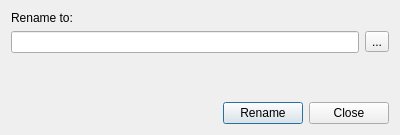
Old version of the form dialogrename.ui in the repository KoalaBR/spotlight.
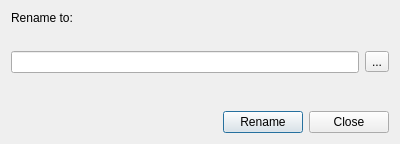
New version of the form.

Commit message: Reverse image search, Linux version. Resolving the result url not yet implemented

```diff
--- a/dialogrename.ui
+++ b/dialogrename.ui
@@ -7,7 +7,7 @@
     <x>0</x>
     <y>0</y>
     <width>400</width>
-    <height>135</height>
+    <height>144</height>
    </rect>
   </property>
   <property name="windowTitle">
@@ -21,40 +21,7 @@
      </property>
     </widget>
    </item>
-   <item row="1" column="0">
-    <layout class="QHBoxLayout" name="horizontalLayout">
-     <item>
-      <widget class="QLineEdit" name="leTitle"/>
-     </item>
-     <item>
-      <widget class="QToolButton" name="tobSuggest">
-       <property name="toolTip">
-        <string>Look online for a title</string>
-       </property>
-       <property name="whatsThis">
-        <string/>
-       </property>
-       <property name="text">
-        <string>...</string>
-       </property>
-      </widget>
-     </item>
-    </layout>
-   </item>
-   <item row="2" column="0">
-    <spacer name="verticalSpacer">
-     <property name="orientation">
-      <enum>Qt::Vertical</enum>
-     </property>
-     <property name="sizeHint" stdset="0">
-      <size>
-       <width>20</width>
-       <height>16</height>
-      </size>
-     </property>
-    </spacer>
-   </item>
-   <item row="3" column="0">
+   <item row="4" column="0">
     <layout class="QHBoxLayout" name="horizontalLayout_2">
      <item>
       <spacer name="horizontalSpacer">
@@ -85,6 +52,49 @@
      </item>
     </layout>
    </item>
+   <item row="3" column="0">
+    <spacer name="verticalSpacer">
+     <property name="orientation">
+      <enum>Qt::Vertical</enum>
+     </property>
+     <property name="sizeHint" stdset="0">
+      <size>
+       <width>20</width>
+       <height>16</height>
+      </size>
+     </property>
+    </spacer>
+   </item>
+   <item row="2" column="0">
+    <layout class="QHBoxLayout" name="horizontalLayout">
+     <item>
+      <widget class="QLineEdit" name="leTitle"/>
+     </item>
+     <item>
+      <widget class="QToolButton" name="tobSuggest">
+       <property name="toolTip">
+        <string>Look online for a title</string>
+       </property>
+       <property name="whatsThis">
+        <string/>
+       </property>
+       <property name="text">
+        <string>...</string>
+       </property>
+      </widget>
+     </item>
+    </layout>
+   </item>
+   <item row="1" column="0">
+    <widget class="QLabel" name="lblImage">
+     <property name="text">
+      <string/>
+     </property>
+     <property name="alignment">
+      <set>Qt::AlignCenter</set>
+     </property>
+    </widget>
+   </item>
   </layout>
  </widget>
  <resources/>
```
The commit also changes 5 other files.
